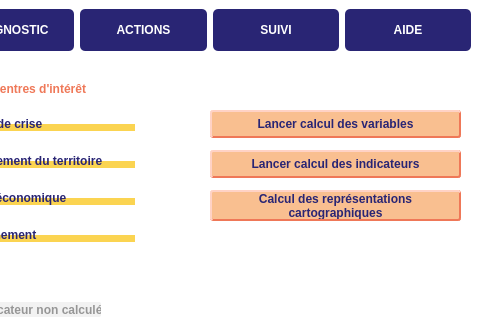
Above: agirisk_dialog_base.ui from CEREMA/AgiRisk before the change; both pictures show x 590 to 1070 and y 0 to 325 of the 1070 by 780 pixel window. Below: the same form after it.
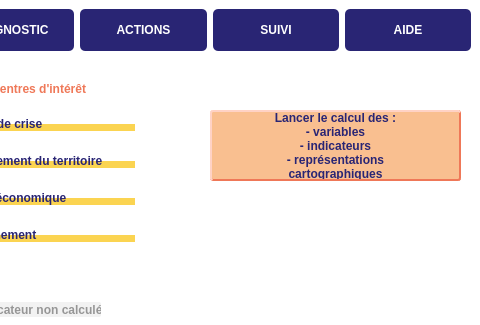
That is the form after the change. Icons and pictures are not drawn. Custom widgets are drawn as their Qt base class.

Commit message: Correction bug import aléa + fusion boutons calculs

Patch:
```diff
--- a/agirisk_dialog_base.ui
+++ b/agirisk_dialog_base.ui
@@ -1484,37 +1484,14 @@
                <x>780</x>
                <y>50</y>
                <width>291</width>
-               <height>28</height>
+               <height>71</height>
               </rect>
              </property>
              <property name="text">
-              <string>Lancer calcul des variables</string>
-             </property>
-            </widget>
-            <widget class="QPushButton" name="pb_indic_all">
-             <property name="geometry">
-              <rect>
-               <x>780</x>
-               <y>90</y>
-               <width>291</width>
-               <height>28</height>
-              </rect>
-             </property>
-             <property name="text">
-              <string>Lancer calcul des indicateurs</string>
-             </property>
-            </widget>
-            <widget class="QPushButton" name="pb_indic_rc_all">
-             <property name="geometry">
-              <rect>
-               <x>780</x>
-               <y>130</y>
-               <width>291</width>
-               <height>31</height>
-              </rect>
-             </property>
-             <property name="text">
-              <string>Calcul des représentations 
+              <string>Lancer le calcul des :
+- variables
+- indicateurs
+- représentations
 cartographiques</string>
              </property>
             </widget>
```
The commit also changes 3 other files.
